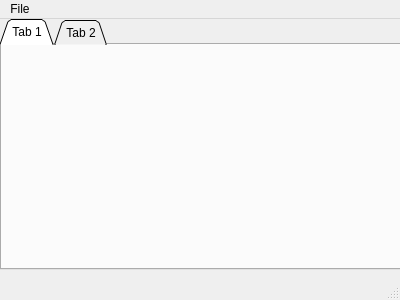
CarlosLeyvaAyala/Max-Sick-Gains, file _Tools/MainPython/gui/gui_01.ui: the form before one commit.
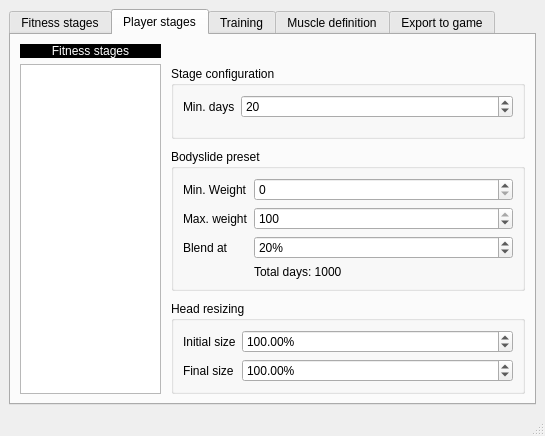
The form after the commit. Icons and pictures are not drawn.

The edit to the form file:
```diff
--- a/_Tools/MainPython/gui/gui_01.ui
+++ b/_Tools/MainPython/gui/gui_01.ui
@@ -6,83 +6,518 @@
    <rect>
     <x>0</x>
     <y>0</y>
-    <width>400</width>
-    <height>300</height>
+    <width>545</width>
+    <height>436</height>
    </rect>
   </property>
   <property name="windowTitle">
-   <string>Mehfag xDXDdddd</string>
+   <string>Max Sick Gains</string>
+  </property>
+  <property name="locale">
+   <locale language="English" country="UnitedStates"/>
+  </property>
+  <property name="tabShape">
+   <enum>QTabWidget::Rounded</enum>
   </property>
   <widget class="QWidget" name="centralwidget">
    <property name="locale">
     <locale language="English" country="UnitedStates"/>
    </property>
-   <widget class="QTabWidget" name="tabWidget">
-    <property name="geometry">
-     <rect>
-      <x>0</x>
-      <y>0</y>
-      <width>401</width>
-      <height>251</height>
-     </rect>
-    </property>
-    <property name="autoFillBackground">
-     <bool>false</bool>
-    </property>
-    <property name="tabShape">
-     <enum>QTabWidget::Triangular</enum>
-    </property>
-    <widget class="QWidget" name="tab">
-     <attribute name="title">
-      <string>Tab 1</string>
-     </attribute>
-     <widget class="QWidget" name="horizontalLayoutWidget">
-      <property name="geometry">
-       <rect>
-        <x>19</x>
-        <y>120</y>
-        <width>341</width>
-        <height>80</height>
-       </rect>
+   <layout class="QHBoxLayout" name="horizontalLayout">
+    <item>
+     <widget class="QTabWidget" name="tabWidget">
+      <property name="tabPosition">
+       <enum>QTabWidget::North</enum>
       </property>
-      <layout class="QHBoxLayout" name="horizontalLayout"/>
-     </widget>
-     <widget class="QWidget" name="horizontalLayoutWidget_2">
-      <property name="geometry">
-       <rect>
-        <x>40</x>
-        <y>20</y>
-        <width>160</width>
-        <height>80</height>
-       </rect>
+      <property name="tabShape">
+       <enum>QTabWidget::Rounded</enum>
       </property>
-      <layout class="QHBoxLayout" name="horizontalLayout_2"/>
+      <property name="currentIndex">
+       <number>1</number>
+      </property>
+      <widget class="QWidget" name="tab_2">
+       <property name="whatsThis">
+        <string>&lt;html&gt;&lt;head/&gt;&lt;body&gt;&lt;p&gt;Fitness stages are the heart of this mod. They encompass body shape and muscle definition.&lt;/p&gt;&lt;p&gt;These stages can be assigned to both Player and NPCs at their respective pages.&lt;/p&gt;&lt;/body&gt;&lt;/html&gt;</string>
+       </property>
+       <attribute name="title">
+        <string>Fitness stages</string>
+       </attribute>
+       <layout class="QHBoxLayout" name="horizontalLayout_4" stretch="2,5">
+        <property name="spacing">
+         <number>10</number>
+        </property>
+        <item>
+         <layout class="QVBoxLayout" name="verticalLayout_2">
+          <item>
+           <widget class="QLabel" name="label_4">
+            <property name="styleSheet">
+             <string notr="true">background-color: rgb(0, 0, 0);
+color: rgb(255, 255, 255);
+font: 75 10pt &quot;MS Shell Dlg 2&quot;;
+</string>
+            </property>
+            <property name="text">
+             <string>Fitness stages</string>
+            </property>
+            <property name="textFormat">
+             <enum>Qt::AutoText</enum>
+            </property>
+            <property name="alignment">
+             <set>Qt::AlignCenter</set>
+            </property>
+           </widget>
+          </item>
+          <item>
+           <widget class="QListView" name="listView">
+            <property name="contextMenuPolicy">
+             <enum>Qt::ActionsContextMenu</enum>
+            </property>
+            <property name="toolTip">
+             <string>Right click to add/delete Fitness stages</string>
+            </property>
+            <property name="statusTip">
+             <string>List of all Fitness stages available</string>
+            </property>
+            <property name="whatsThis">
+             <string>&lt;html&gt;&lt;head/&gt;&lt;body&gt;&lt;p&gt;Use this list to navigate through all Fitness stages available.&lt;br/&gt;These Fitness stages can be used on Player and NPCs separately.&lt;/p&gt;&lt;p&gt;Right click to add/delete stages.&lt;/p&gt;&lt;/body&gt;&lt;/html&gt;</string>
+            </property>
+           </widget>
+          </item>
+         </layout>
+        </item>
+        <item>
+         <layout class="QFormLayout" name="formLayout">
+          <property name="topMargin">
+           <number>22</number>
+          </property>
+          <item row="0" column="0">
+           <widget class="QLabel" name="label">
+            <property name="text">
+             <string>Name</string>
+            </property>
+           </widget>
+          </item>
+          <item row="0" column="1">
+           <widget class="QLineEdit" name="lineEdit">
+            <property name="statusTip">
+             <string>This name will be displayed everytime you reach this Fitness stage</string>
+            </property>
+            <property name="whatsThis">
+             <string>&lt;html&gt;&lt;head/&gt;&lt;body&gt;&lt;p&gt;Whenever you reach a new state (either by progressing or regressing) you will get a message saying:&lt;/p&gt;&lt;p&gt;&lt;pre&gt;You fitness stage is: &amp;lt;name&amp;gt;&lt;/pre&gt;&lt;/p&gt;&lt;/body&gt;&lt;/html&gt;</string>
+            </property>
+            <property name="placeholderText">
+             <string>Enter a name</string>
+            </property>
+           </widget>
+          </item>
+          <item row="1" column="0">
+           <widget class="QLabel" name="label_2">
+            <property name="text">
+             <string>F. Bodyslide</string>
+            </property>
+           </widget>
+          </item>
+          <item row="1" column="1">
+           <layout class="QHBoxLayout" name="horizontalLayout_2">
+            <item>
+             <widget class="QLineEdit" name="lineEdit_2">
+              <property name="statusTip">
+               <string>Bodyslide preset applied to females who are at this Fitness stage</string>
+              </property>
+              <property name="placeholderText">
+               <string>Select a Bodyslide preset</string>
+              </property>
+             </widget>
+            </item>
+            <item>
+             <widget class="QToolButton" name="toolButton">
+              <property name="text">
+               <string>...</string>
+              </property>
+             </widget>
+            </item>
+           </layout>
+          </item>
+          <item row="2" column="0">
+           <widget class="QLabel" name="label_3">
+            <property name="text">
+             <string>M. Bodyslide</string>
+            </property>
+           </widget>
+          </item>
+          <item row="2" column="1">
+           <layout class="QHBoxLayout" name="horizontalLayout_3">
+            <item>
+             <widget class="QLineEdit" name="lineEdit_3">
+              <property name="statusTip">
+               <string>Bodyslide preset applied to females who are at this Fitness stage</string>
+              </property>
+              <property name="whatsThis">
+               <string/>
+              </property>
+              <property name="placeholderText">
+               <string>Not implemented yet</string>
+              </property>
+             </widget>
+            </item>
+            <item>
+             <widget class="QToolButton" name="toolButton_2">
+              <property name="text">
+               <string>...</string>
+              </property>
+             </widget>
+            </item>
+           </layout>
+          </item>
+          <item row="3" column="0">
+           <widget class="QLabel" name="label_5">
+            <property name="text">
+             <string>Muscle definition</string>
+            </property>
+           </widget>
+          </item>
+          <item row="3" column="1">
+           <widget class="QComboBox" name="comboBox">
+            <property name="toolTip">
+             <string/>
+            </property>
+            <property name="statusTip">
+             <string>Is this stage for fit, fat or plain bodies?</string>
+            </property>
+            <property name="whatsThis">
+             <string>&lt;html&gt;&lt;head/&gt;&lt;body&gt;&lt;p&gt;What kind of normal maps will be assigned to this Fitness stage? Fit, fat or plain?&lt;/p&gt;&lt;p&gt;This won't do anything unless you activate&lt;/p&gt;&lt;p&gt;&lt;span style=&quot; font-family:'Courier New';&quot;&gt;Muscle definition &amp;gt; Use for player &lt;br/&gt;&lt;/span&gt;or &lt;br/&gt;&lt;span style=&quot; font-family:'Courier New';&quot;&gt;Muscle definition &amp;gt; Use for NPCs&lt;/span&gt;&lt;/p&gt;&lt;/body&gt;&lt;/html&gt;</string>
+            </property>
+            <property name="editable">
+             <bool>false</bool>
+            </property>
+            <property name="currentText">
+             <string/>
+            </property>
+            <property name="currentIndex">
+             <number>-1</number>
+            </property>
+            <property name="modelColumn">
+             <number>0</number>
+            </property>
+           </widget>
+          </item>
+         </layout>
+        </item>
+       </layout>
+      </widget>
+      <widget class="QWidget" name="tab">
+       <attribute name="title">
+        <string>Player stages</string>
+       </attribute>
+       <layout class="QHBoxLayout" name="horizontalLayout_5" stretch="2,5">
+        <property name="spacing">
+         <number>10</number>
+        </property>
+        <item>
+         <layout class="QVBoxLayout" name="verticalLayout">
+          <item>
+           <widget class="QLabel" name="label_8">
+            <property name="styleSheet">
+             <string notr="true">background-color: rgb(0, 0, 0);
+color: rgb(255, 255, 255);
+font: 75 10pt &quot;MS Shell Dlg 2&quot;;
+</string>
+            </property>
+            <property name="text">
+             <string>Fitness stages</string>
+            </property>
+            <property name="alignment">
+             <set>Qt::AlignCenter</set>
+            </property>
+           </widget>
+          </item>
+          <item>
+           <widget class="QListView" name="listView_2"/>
+          </item>
+         </layout>
+        </item>
+        <item>
+         <layout class="QVBoxLayout" name="verticalLayout_PlayerStages" stretch="0,0,0">
+          <property name="spacing">
+           <number>10</number>
+          </property>
+          <property name="topMargin">
+           <number>22</number>
+          </property>
+          <property name="bottomMargin">
+           <number>0</number>
+          </property>
+          <item>
+           <widget class="QGroupBox" name="groupBox_3">
+            <property name="title">
+             <string>Stage configuration</string>
+            </property>
+            <layout class="QFormLayout" name="formLayout_5">
+             <item row="0" column="0">
+              <widget class="QLabel" name="label_9">
+               <property name="text">
+                <string>Min. days</string>
+               </property>
+              </widget>
+             </item>
+             <item row="0" column="1">
+              <widget class="QSpinBox" name="spinBox">
+               <property name="minimum">
+                <number>1</number>
+               </property>
+               <property name="maximum">
+                <number>1000</number>
+               </property>
+               <property name="singleStep">
+                <number>10</number>
+               </property>
+               <property name="value">
+                <number>20</number>
+               </property>
+              </widget>
+             </item>
+            </layout>
+           </widget>
+          </item>
+          <item>
+           <widget class="QGroupBox" name="groupBox">
+            <property name="title">
+             <string>Bodyslide preset</string>
+            </property>
+            <layout class="QFormLayout" name="formLayout_3">
+             <item row="0" column="0">
+              <widget class="QLabel" name="label_10">
+               <property name="text">
+                <string>Min. Weight</string>
+               </property>
+              </widget>
+             </item>
+             <item row="0" column="1">
+              <widget class="QSpinBox" name="spinBox_2">
+               <property name="whatsThis">
+                <string>&lt;html&gt;&lt;head/&gt;&lt;body&gt;&lt;p&gt;Imagine your Bodyslide preset looks like this&lt;/p&gt;&lt;p&gt;&lt;img src=&quot;:/img/bs-default.png&quot;/&gt;&lt;/p&gt;&lt;p&gt;and you set this value to 20.&lt;/p&gt;&lt;p&gt;This means this preset will act as &lt;/p&gt;&lt;p&gt;&lt;img src=&quot;:/img/bs-low_20.png&quot;/&gt;&lt;/p&gt;&lt;p&gt;for the player.&lt;/p&gt;&lt;/body&gt;&lt;/html&gt;</string>
+               </property>
+               <property name="maximum">
+                <number>100</number>
+               </property>
+              </widget>
+             </item>
+             <item row="1" column="0">
+              <widget class="QLabel" name="label_11">
+               <property name="text">
+                <string>Max. weight</string>
+               </property>
+              </widget>
+             </item>
+             <item row="1" column="1">
+              <widget class="QSpinBox" name="spinBox_3">
+               <property name="whatsThis">
+                <string>&lt;html&gt;&lt;head/&gt;&lt;body&gt;&lt;p&gt;Imagine your Bodyslide preset looks like this&lt;/p&gt;&lt;p&gt;&lt;img src=&quot;:/img/bs-default.png&quot;/&gt;&lt;/p&gt;&lt;p&gt;and you set this value to 50.&lt;/p&gt;&lt;p&gt;This means this preset will act as &lt;/p&gt;&lt;p&gt;&lt;img src=&quot;:/img/bs-high_50.png&quot;/&gt;&lt;/p&gt;&lt;p&gt;for the player.&lt;/p&gt;&lt;/body&gt;&lt;/html&gt;</string>
+               </property>
+               <property name="maximum">
+                <number>100</number>
+               </property>
+               <property name="value">
+                <number>100</number>
+               </property>
+              </widget>
+             </item>
+             <item row="3" column="0">
+              <widget class="QLabel" name="label_12">
+               <property name="text">
+                <string>Blend at</string>
+               </property>
+              </widget>
+             </item>
+             <item row="3" column="1">
+              <widget class="QSpinBox" name="spinBox_4">
+               <property name="suffix">
+                <string>%</string>
+               </property>
+               <property name="minimum">
+                <number>5</number>
+               </property>
+               <property name="maximum">
+                <number>30</number>
+               </property>
+               <property name="value">
+                <number>20</number>
+               </property>
+              </widget>
+             </item>
+             <item row="4" column="1">
+              <widget class="QLabel" name="label_13">
+               <property name="text">
+                <string>Total days: 1000</string>
+               </property>
+              </widget>
+             </item>
+            </layout>
+           </widget>
+          </item>
+          <item>
+           <widget class="QGroupBox" name="groupBox_2">
+            <property name="title">
+             <string>Head resizing</string>
+            </property>
+            <layout class="QFormLayout" name="formLayout_4">
+             <item row="0" column="0">
+              <widget class="QLabel" name="label_14">
+               <property name="text">
+                <string>Initial size</string>
+               </property>
+              </widget>
+             </item>
+             <item row="0" column="1">
+              <widget class="QDoubleSpinBox" name="doubleSpinBox">
+               <property name="suffix">
+                <string>%</string>
+               </property>
+               <property name="minimum">
+                <double>70.000000000000000</double>
+               </property>
+               <property name="maximum">
+                <double>130.000000000000000</double>
+               </property>
+               <property name="value">
+                <double>100.000000000000000</double>
+               </property>
+              </widget>
+             </item>
+             <item row="1" column="0">
+              <widget class="QLabel" name="label_15">
+               <property name="text">
+                <string>Final size</string>
+               </property>
+              </widget>
+             </item>
+             <item row="1" column="1">
+              <widget class="QDoubleSpinBox" name="doubleSpinBox_2">
+               <property name="prefix">
+                <string/>
+               </property>
+               <property name="suffix">
+                <string>%</string>
+               </property>
+               <property name="minimum">
+                <double>70.000000000000000</double>
+               </property>
+               <property name="maximum">
+                <double>130.000000000000000</double>
+               </property>
+               <property name="value">
+                <double>100.000000000000000</double>
+               </property>
+              </widget>
+             </item>
+            </layout>
+           </widget>
+          </item>
+         </layout>
+        </item>
+       </layout>
+      </widget>
+      <widget class="QWidget" name="tab_3">
+       <attribute name="title">
+        <string>Training</string>
+       </attribute>
+       <widget class="QLabel" name="label_7">
+        <property name="geometry">
+         <rect>
+          <x>100</x>
+          <y>150</y>
+          <width>47</width>
+          <height>14</height>
+         </rect>
+        </property>
+        <property name="text">
+         <string>One handed</string>
+        </property>
+       </widget>
+      </widget>
+      <widget class="QWidget" name="tab_4">
+       <attribute name="title">
+        <string>Muscle definition</string>
+       </attribute>
+       <widget class="QLabel" name="label_6">
+        <property name="geometry">
+         <rect>
+          <x>40</x>
+          <y>30</y>
+          <width>151</width>
+          <height>16</height>
+         </rect>
+        </property>
+        <property name="text">
+         <string>Exclude for these races</string>
+        </property>
+       </widget>
+       <widget class="QCheckBox" name="checkBox">
+        <property name="geometry">
+         <rect>
+          <x>40</x>
+          <y>80</y>
+          <width>201</width>
+          <height>18</height>
+         </rect>
+        </property>
+        <property name="text">
+         <string>Activate for player</string>
+        </property>
+       </widget>
+       <widget class="QCheckBox" name="checkBox_2">
+        <property name="geometry">
+         <rect>
+          <x>50</x>
+          <y>110</y>
+          <width>131</width>
+          <height>18</height>
+         </rect>
+        </property>
+        <property name="text">
+         <string>Activate for NPCs</string>
+        </property>
+       </widget>
+      </widget>
+      <widget class="QWidget" name="tab_5">
+       <attribute name="title">
+        <string>Export to game</string>
+       </attribute>
+       <widget class="QTextEdit" name="textEdit">
+        <property name="geometry">
+         <rect>
+          <x>20</x>
+          <y>20</y>
+          <width>461</width>
+          <height>171</height>
+         </rect>
+        </property>
+        <property name="readOnly">
+         <bool>true</bool>
+        </property>
+        <property name="html">
+         <string>&lt;!DOCTYPE HTML PUBLIC &quot;-//W3C//DTD HTML 4.0//EN&quot; &quot;http://www.w3.org/TR/REC-html40/strict.dtd&quot;&gt;
+&lt;html&gt;&lt;head&gt;&lt;meta name=&quot;qrichtext&quot; content=&quot;1&quot; /&gt;&lt;style type=&quot;text/css&quot;&gt;
+p, li { white-space: pre-wrap; }
+&lt;/style&gt;&lt;/head&gt;&lt;body style=&quot; font-family:'MS Shell Dlg 2'; font-size:8.14286pt; font-weight:400; font-style:normal;&quot;&gt;
+&lt;p style=&quot; margin-top:12px; margin-bottom:12px; margin-left:0px; margin-right:0px; -qt-block-indent:0; text-indent:0px;&quot;&gt;&lt;span style=&quot; font-size:8.14286pt; color:#aa0000;&quot;&gt;ERROR: &lt;/span&gt;Lorem ipsum dolor sit amet, consectetur adipiscing elit. Aliquam sed eleifend libero. Curabitur ut lobortis. &lt;/p&gt;
+&lt;p style=&quot; margin-top:12px; margin-bottom:12px; margin-left:0px; margin-right:0px; -qt-block-indent:0; text-indent:0px;&quot;&gt;&lt;span style=&quot; font-size:8.14286pt; color:#ffaa00;&quot;&gt;WARNING:&lt;/span&gt;&lt;span style=&quot; font-size:8.14286pt;&quot;&gt; Proin tempor ultrices elementum. Donec quis molestie nulla. Curabitur elit tellus, ornare et erat sed, eleifend tempus turpis. Nulla et. &lt;/span&gt;&lt;/p&gt;&lt;/body&gt;&lt;/html&gt;</string>
+        </property>
+       </widget>
+      </widget>
      </widget>
-    </widget>
-    <widget class="QWidget" name="tab_2">
-     <attribute name="title">
-      <string>Tab 2</string>
-     </attribute>
-    </widget>
-   </widget>
+    </item>
+   </layout>
   </widget>
   <widget class="QMenuBar" name="menubar">
    <property name="geometry">
     <rect>
      <x>0</x>
      <y>0</y>
-     <width>400</width>
+     <width>545</width>
      <height>22</height>
     </rect>
    </property>
-   <widget class="QMenu" name="menuFile">
-    <property name="title">
-     <string>File</string>
-    </property>
-    <addaction name="actionNew"/>
-    <addaction name="actionExit"/>
-   </widget>
-   <addaction name="menuFile"/>
   </widget>
   <widget class="QStatusBar" name="statusbar">
    <property name="cursor">
@@ -109,6 +544,9 @@
    </property>
   </action>
  </widget>
- <resources/>
+ <layoutdefault spacing="6" margin="9"/>
+ <resources>
+  <include location="res.qrc"/>
+ </resources>
  <connections/>
 </ui>
```
Left out of the diff: 30 changed lines with no effect on the pictures.
